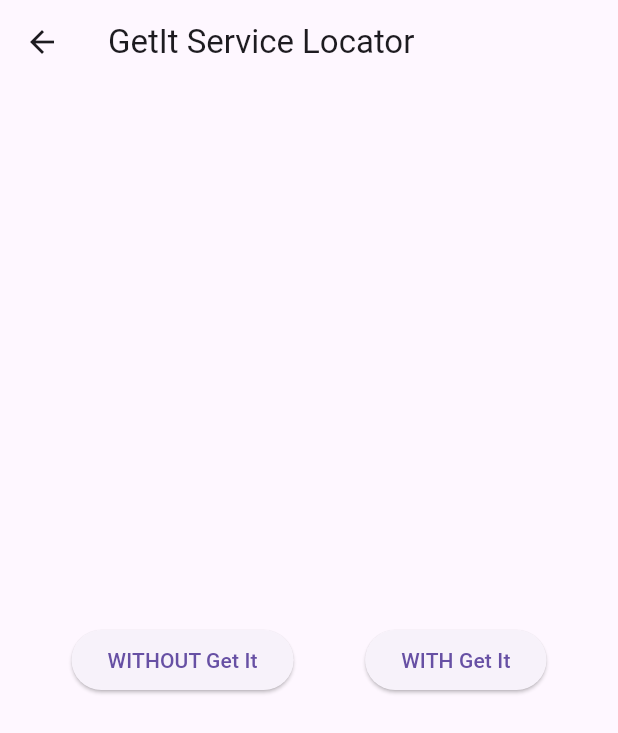
After one commit to jatin-web/flutter_recap, a Flutter app: the LearnGetItServiceLocator screen opened by its route, after a tap on "WITHOUT Get It", on a phone screen of 412 x 824 dp. The commit adds this screen. Shown: the top 733 px of the screen. Run offline on Flutter 3.47's test engine with Material 3 defaults, Android fonts, the phone set to English and light mode, and no system bars; our stand-ins replace get_it.

Commit message:
Add Get It tutorial

```diff
--- /dev/null
+++ b/lib/data/repo/test_repo.dart
@@ -0,0 +1,7 @@
+import 'dart:developer';
+
+class TestRepo {
+  void testFunction() {
+    log("Test Function");
+  }
+}
--- a/lib/main.dart
+++ b/lib/main.dart
@@ -1,8 +1,10 @@
 import 'package:flutter/material.dart';
 import 'package:flutter_recap/presentation/screens/home_screen.dart';
 import 'package:flutter_recap/route_navigator.dart';
+import 'package:flutter_recap/service_locator.dart';
 
 void main() {
+  serviceLocator();
   runApp(const MyApp());
 }
 
--- a/lib/presentation/screens/home_screen.dart
+++ b/lib/presentation/screens/home_screen.dart
@@ -1,6 +1,7 @@
 import 'package:flutter/material.dart';
 import 'package:flutter_recap/presentation/screens/learn_abstract_class.dart';
 import 'package:flutter_recap/presentation/screens/learn_extensions.dart';
+import 'package:flutter_recap/presentation/screens/learn_get_it_service_locator.dart';
 import 'package:flutter_recap/presentation/screens/learn_getter_setter.dart';
 import 'package:flutter_recap/presentation/screens/learn_encapsulation.dart';
 import 'package:flutter_recap/presentation/screens/learn_isolates.dart';
@@ -54,6 +55,12 @@
               Navigator.pushNamed(context, LearnIsolateScreen.routeName);
             },
           ),
+          ListTile(
+            title: const Text("Learn Get It"),
+            onTap: () {
+              Navigator.pushNamed(context, LearnGetItServiceLocator.routeName);
+            },
+          ),
         ],
       ),
     );
--- /dev/null
+++ b/lib/presentation/screens/learn_get_it_service_locator.dart
@@ -0,0 +1,51 @@
+import 'dart:developer';
+
+import 'package:flutter/material.dart';
+import 'package:flutter_recap/data/repo/test_repo.dart';
+import 'package:get_it/get_it.dart';
+
+/// get_it helps us to use a single instance of services/objects.
+/// It helps in improving the performance of the app
+class LearnGetItServiceLocator extends StatelessWidget {
+  static const String routeName = 'get_it_locator';
+  const LearnGetItServiceLocator({super.key});
+
+  @override
+  Widget build(BuildContext context) {
+    return Scaffold(
+        appBar: AppBar(
+          title: const Text('GetIt Service Locator'),
+        ),
+        body: SizedBox(
+          width: double.infinity,
+          child: Column(
+            mainAxisAlignment: MainAxisAlignment.center,
+            children: [
+              Row(
+                mainAxisAlignment: MainAxisAlignment.spaceEvenly,
+                children: [
+                  ElevatedButton(
+                    onPressed: () {
+                      TestRepo repo1 = TestRepo();
+                      TestRepo repo2 = TestRepo();
+                      bool isIdentical = identical(repo1, repo2);
+                      log("Is Identical: $isIdentical");
+                    },
+                    child: const Text("WITHOUT Get It"),
+                  ),
+                  ElevatedButton(
+                    onPressed: () {
+                      TestRepo repo1 = GetIt.I.get<TestRepo>();
+                      TestRepo repo2 = GetIt.I.get<TestRepo>();
+                      bool isIdentical = identical(repo1, repo2);
+                      log("Is Identical: $isIdentical");
+                    },
+                    child: const Text("WITH Get It"),
+                  )
+                ],
+              )
+            ],
+          ),
+        ));
+  }
+}
--- a/lib/route_navigator.dart
+++ b/lib/route_navigator.dart
@@ -2,6 +2,7 @@
 import 'package:flutter_recap/presentation/screens/home_screen.dart';
 import 'package:flutter_recap/presentation/screens/learn_abstract_class.dart';
 import 'package:flutter_recap/presentation/screens/learn_extensions.dart';
+import 'package:flutter_recap/presentation/screens/learn_get_it_service_locator.dart';
 import 'package:flutter_recap/presentation/screens/learn_getter_setter.dart';
 import 'package:flutter_recap/presentation/screens/learn_encapsulation.dart';
 import 'package:flutter_recap/presentation/screens/learn_isolates.dart';
@@ -25,6 +26,9 @@
         return MaterialPageRoute(builder: (_) => const LearnGetterSetter());
       case LearnIsolateScreen.routeName:
         return MaterialPageRoute(builder: (_) => const LearnIsolateScreen());
+      case LearnGetItServiceLocator.routeName:
+        return MaterialPageRoute(
+            builder: (_) => const LearnGetItServiceLocator());
       default:
         return MaterialPageRoute(
             builder: (_) =>
--- /dev/null
+++ b/lib/service_locator.dart
@@ -0,0 +1,6 @@
+import 'package:flutter_recap/data/repo/test_repo.dart';
+import 'package:get_it/get_it.dart';
+
+void serviceLocator() {
+  GetIt.I.registerLazySingleton(() => TestRepo());
+}
--- a/pubspec.yaml
+++ b/pubspec.yaml
@@ -35,6 +35,7 @@
   # The following adds the Cupertino Icons font to your application.
   # Use with the CupertinoIcons class for iOS style icons.
   cupertino_icons: ^1.0.2
+  get_it: ^7.6.7
 
 dev_dependencies:
   flutter_test:
```
Also changed, not shown: pubspec.lock.
